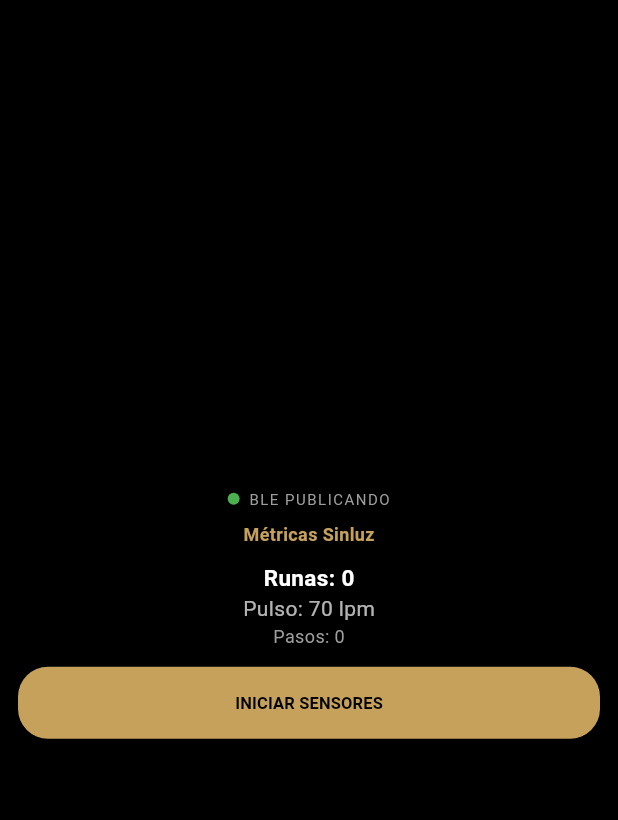
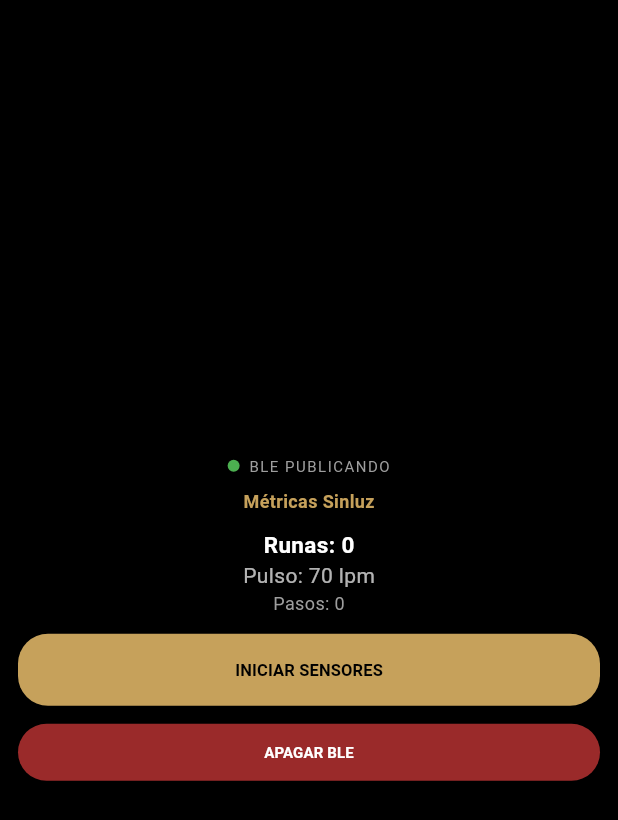
Before and after one commit to Santi-Mtz/Wiki_Elden_Ring, a Flutter app: the screen it shows after launch, on a phone screen of 412 x 824 dp. Shown: the top 820 px of the screen. Run offline on Flutter 3.47's test engine with Material 3 defaults, Android fonts, the phone set to English and light mode, and no system bars; our stand-ins replace flutter_blue_plus, permission_handler, shared_preferences; missing offline and left inert: ble_peripheral; Roboto replaces fonts that are missing (Cinzel).

Commit message:
feat(wearable): agregar boton para apagar/encender publicidad BLE en reloj

```diff
--- a/wearable_app/lib/main.dart
+++ b/wearable_app/lib/main.dart
@@ -127,6 +127,23 @@ class _WearableDashboardState extends State<WearableDashboard> {
       });
     } catch (e) {
       debugPrint('Error al iniciar publicidad BLE en Wear OS: $e');
+    }
+  }
+
+  Future<void> _stopAdvertising() async {
+    try {
+      if (_isGenerating) {
+        _toggleGenerator();
+      }
+      await BlePeripheral.stopAdvertising();
+      setState(() {
+        _isAdvertising = false;
+        _runes = 0;
+        _heartRate = 70;
+        _steps = 0;
+      });
+    } catch (e) {
+      debugPrint('Error al detener publicidad BLE: $e');
     }
   }
 
@@ -266,6 +283,25 @@ class _WearableDashboardState extends State<WearableDashboard> {
                       ),
                     ),
                   ),
+                const SizedBox(height: 6),
+                SizedBox(
+                  width: double.infinity,
+                  height: 38,
+                  child: ElevatedButton(
+                    onPressed: _isAdvertising ? _stopAdvertising : _initAdvertising,
+                    style: ElevatedButton.styleFrom(
+                      backgroundColor: _isAdvertising ? const Color(0xFF9A2A2A) : const Color(0xFFC6A15B),
+                      foregroundColor: Colors.white,
+                      shape: RoundedRectangleBorder(
+                        borderRadius: BorderRadius.circular(20),
+                      ),
+                    ),
+                    child: Text(
+                      _isAdvertising ? 'APAGAR BLE' : 'ENCENDER BLE',
+                      style: const TextStyle(fontWeight: FontWeight.bold, fontSize: 10, color: Colors.white),
+                    ),
+                  ),
+                ),
               ],
             ),
           ),
```
